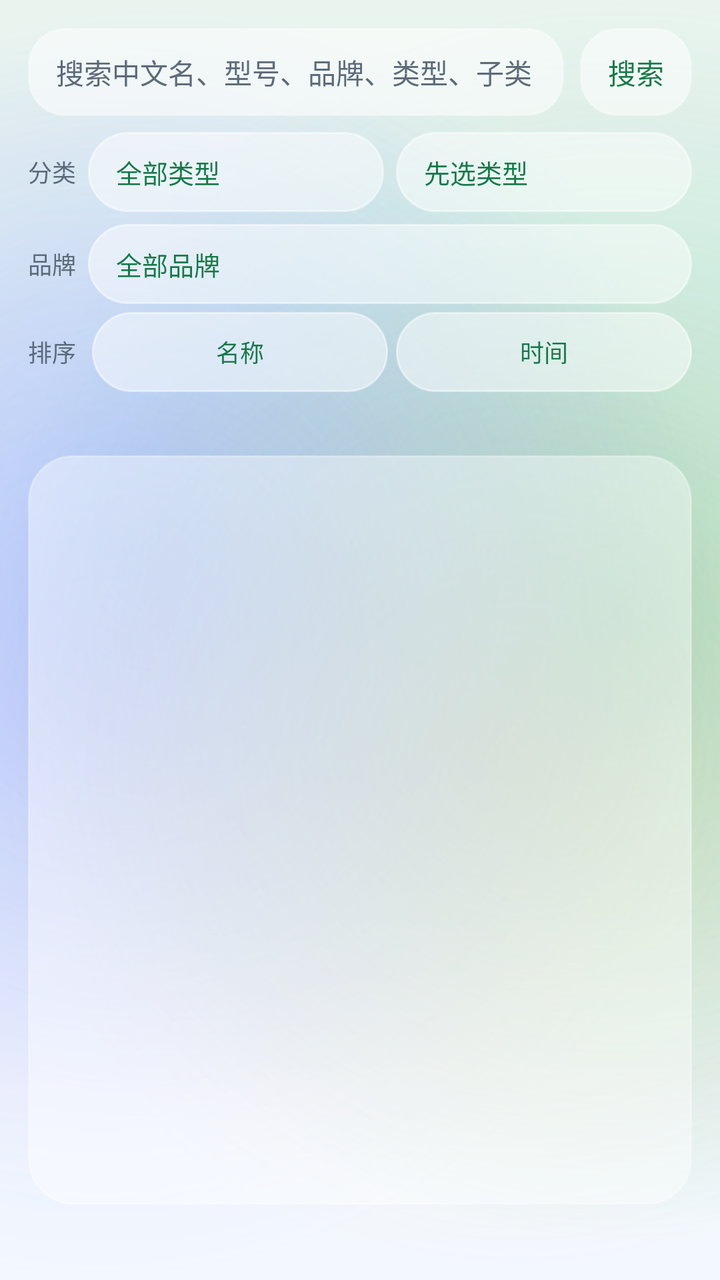
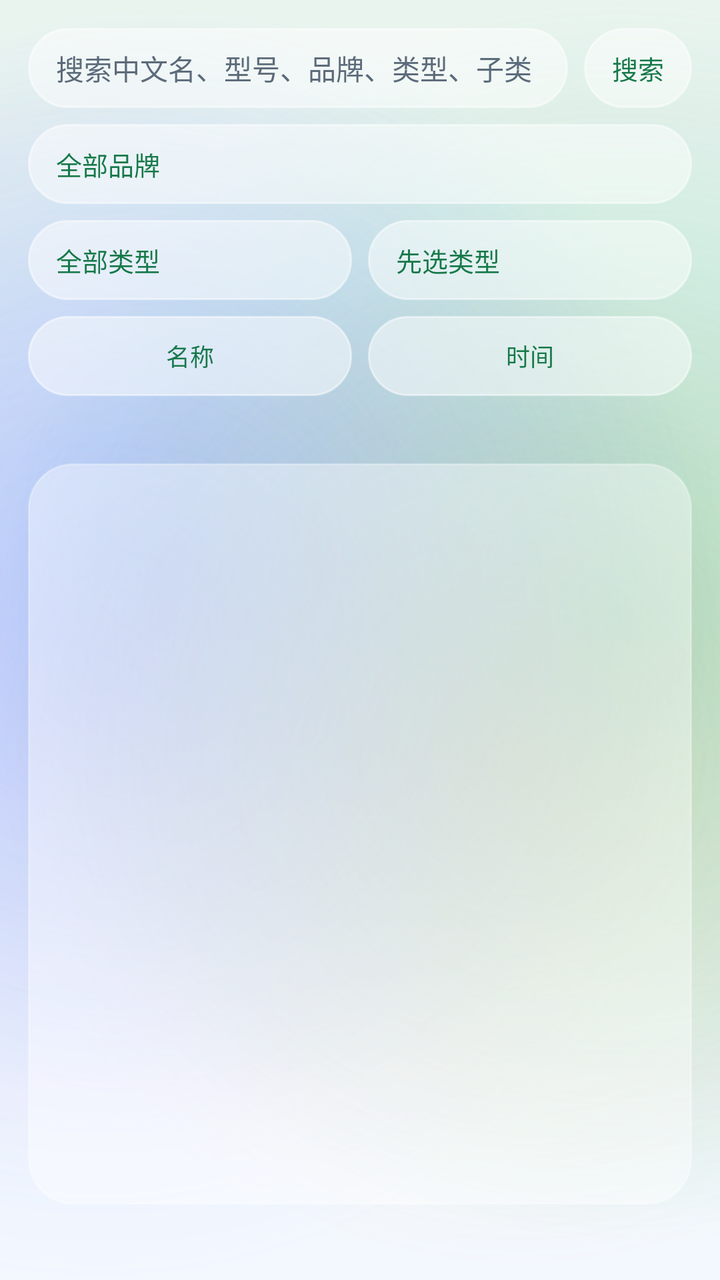

The first picture is an Android layout as it rendered before a commit; the second is the same layout after the commit. The layout source and the unified diff follow.
<!-- AndroidManifest.xml: application theme Theme.MijiaSim -->
<!-- res/layout/activity_model_library.xml -->
<?xml version="1.0" encoding="utf-8"?>
<LinearLayout xmlns:android="http://schemas.android.com/apk/res/android"
    android:layout_width="match_parent"
    android:layout_height="match_parent"
    android:focusable="true"
    android:focusableInTouchMode="true"
    android:orientation="vertical"
    android:padding="14dp">

    <LinearLayout
        android:layout_width="match_parent"
        android:layout_height="wrap_content"
        android:gravity="center_vertical"
        android:orientation="horizontal">

        <EditText
            android:id="@+id/input_model_query"
            android:layout_width="0dp"
            android:layout_height="44dp"
            android:layout_weight="1"
            android:background="@drawable/bg_glass_input"
            android:gravity="center_vertical"
            android:hint="@string/hint_model_search"
            android:inputType="text"
            android:maxLines="1"
            android:paddingLeft="14dp"
            android:paddingRight="14dp"
            android:textColor="@color/ink"
            android:textColorHint="@color/ink_muted"
            android:textSize="14sp" />

        <Button
            android:id="@+id/btn_search_online"
            style="@style/Widget.MijiaSim.Button.Pill"
            android:layout_width="wrap_content"
            android:layout_height="44dp"
            android:layout_marginStart="8dp"
            android:background="@drawable/bg_glass_input_button"
            android:text="@string/action_search_online"
            android:textSize="14sp" />
    </LinearLayout>

    
    <LinearLayout
        android:id="@+id/filter_summary"
        android:layout_width="match_parent"
        android:layout_height="44dp"
        android:layout_marginTop="8dp"
        android:background="@drawable/bg_glass_input_button"
        android:clickable="true"
        android:focusable="true"
        android:gravity="center_vertical"
        android:orientation="horizontal"
        android:paddingLeft="14dp"
        android:paddingRight="12dp"
        android:visibility="gone">

        <TextView
            android:id="@+id/filter_summary_text"
            android:layout_width="0dp"
            android:layout_height="wrap_content"
            android:layout_weight="1"
            android:ellipsize="end"
            android:maxLines="2"
            android:textColor="@color/ink"
            android:textSize="13sp" />

        <TextView
            android:layout_width="32dp"
            android:layout_height="32dp"
            android:gravity="center"
            android:text="@string/status_arrow_closed"
            android:textColor="@color/ink_muted"
            android:textSize="14sp" />
    </LinearLayout>

    
    <LinearLayout
        android:id="@+id/filter_panel"
        android:layout_width="match_parent"
        android:layout_height="wrap_content"
        android:orientation="vertical">

    <LinearLayout
        android:layout_width="match_parent"
        android:layout_height="wrap_content"
        android:layout_marginTop="8dp"
        android:gravity="center_vertical"
        android:orientation="horizontal">

        <TextView
            android:layout_width="wrap_content"
            android:layout_height="wrap_content"
            android:paddingEnd="6dp"
            android:text="@string/label_cat"
            android:textColor="@color/ink_muted"
            android:textSize="12sp" />

        <Button
            android:id="@+id/btn_pick_cat"
            style="@style/Widget.MijiaSim.Button.Pill"
            android:layout_width="0dp"
            android:layout_height="wrap_content"
            android:layout_weight="1"
            android:gravity="start|center_vertical"
            android:minWidth="0dp"
            android:text="@string/filter_all_cats"
            android:textSize="13sp" />

        <Button
            android:id="@+id/btn_pick_sub"
            style="@style/Widget.MijiaSim.Button.Pill"
            android:layout_width="0dp"
            android:layout_height="wrap_content"
            android:layout_marginStart="6dp"
            android:layout_weight="1"
            android:gravity="start|center_vertical"
            android:minWidth="0dp"
            android:text="@string/filter_pick_cat_first"
            android:textSize="13sp" />
    </LinearLayout>

    
    <LinearLayout
        android:layout_width="match_parent"
        android:layout_height="wrap_content"
        android:layout_marginTop="6dp"
        android:gravity="center_vertical"
        android:orientation="horizontal">

        <TextView
            android:layout_width="wrap_content"
            android:layout_height="wrap_content"
            android:paddingEnd="6dp"
            android:text="@string/label_brand"
            android:textColor="@color/ink_muted"
            android:textSize="12sp" />

        <Button
            android:id="@+id/btn_pick_brand"
            style="@style/Widget.MijiaSim.Button.Pill"
            android:layout_width="0dp"
            android:layout_height="wrap_content"
            android:layout_weight="1"
            android:gravity="start|center_vertical"
            android:minWidth="0dp"
            android:text="@string/filter_all_brands"
            android:textSize="13sp" />
    </LinearLayout>

    
    <LinearLayout
        android:layout_width="match_parent"
        android:layout_height="wrap_content"
        android:layout_marginTop="4dp"
        android:gravity="center_vertical"
        android:orientation="horizontal">

        <TextView
            android:layout_width="wrap_content"
            android:layout_height="wrap_content"
            android:paddingEnd="4dp"
            android:text="@string/label_sort"
            android:textColor="@color/ink_muted"
            android:textSize="12sp" />

        <Button
            android:id="@+id/btn_sort_name"
            style="@style/Widget.MijiaSim.Button.Pill"
            android:layout_width="0dp"
            android:layout_height="wrap_content"
            android:layout_marginStart="4dp"
            android:layout_weight="1"
            android:minWidth="0dp"
            android:text="@string/sort_name"
            android:textSize="12sp" />

        <Button
            android:id="@+id/btn_sort_time"
            style="@style/Widget.MijiaSim.Button.Pill"
            android:layout_width="0dp"
            android:layout_height="wrap_content"
            android:layout_marginStart="4dp"
            android:layout_weight="1"
            android:minWidth="0dp"
            android:text="@string/sort_time"
            android:textSize="12sp" />
    </LinearLayout>

    
    <TextView
        android:id="@+id/library_hint"
        android:layout_width="match_parent"
        android:layout_height="wrap_content"
        android:paddingStart="4dp"
        android:paddingTop="6dp"
        android:paddingEnd="4dp"
        android:textColor="@color/ink_muted"
        android:textSize="13sp" />
    </LinearLayout>

    <androidx.recyclerview.widget.RecyclerView
        android:id="@+id/model_list"
        android:layout_width="match_parent"
        android:layout_height="0dp"
        android:layout_marginTop="8dp"
        android:layout_weight="1"
        android:background="@drawable/bg_glass_card_soft"
        android:padding="4dp"
        android:scrollbars="vertical" />

    <TextView
        android:id="@+id/online_result"
        android:layout_width="match_parent"
        android:layout_height="wrap_content"
        android:maxLines="4"
        android:paddingStart="4dp"
        android:paddingTop="6dp"
        android:scrollbars="vertical"
        android:textColor="@color/ink_muted"
        android:textSize="13sp" />

</LinearLayout>
<!-- resources referenced by this layout -->
<resources>
  <color name="ink">#FF1B1F24</color>
  <color name="ink_muted">#FF5C6B7A</color>
  <!-- drawable bg_glass_input (drawable) -->
  <?xml version="1.0" encoding="utf-8"?>
  <selector xmlns:android="http://schemas.android.com/apk/res/android">
      <item android:state_focused="true">
          <shape android:shape="rectangle">
              <solid android:color="@color/glass_input_fill" />
              <corners android:radius="18dp" />
              <stroke
                  android:width="1.5dp"
                  android:color="@color/accent" />
          </shape>
      </item>
      <item>
          <shape android:shape="rectangle">
              <solid android:color="@color/glass_input_fill" />
              <corners android:radius="18dp" />
              <stroke
                  android:width="1dp"
                  android:color="@color/glass_stroke_soft" />
          </shape>
      </item>
  </selector>
  <string name="action_search_online">搜索</string>
  <string name="filter_all_brands">全部品牌</string>
  <string name="filter_all_cats">全部类型</string>
  <string name="filter_pick_cat_first">先选类型</string>
  <string name="hint_model_search">搜索中文名、型号、品牌、类型、子类</string>
  <string name="label_brand">品牌</string>
  <string name="label_cat">分类</string>
  <string name="label_sort">排序</string>
  <string name="sort_name">名称</string>
  <string name="sort_time">时间</string>
  <string name="status_arrow_closed">▸</string>
  <color name="glass_soft">#66FFFFFF</color>
  <color name="glass_stroke_soft">#4DFFFFFF</color>
  <color name="glass_input_fill">#8CFFFFFF</color>
  <color name="accent">#FF2bb673</color>
  <color name="pill_pressed">#B3FFFFFF</color>
  <color name="glass_stroke">#80FFFFFF</color>
  <color name="pill_disabled">#40FFFFFF</color>
  <color name="accent_deep">#FF17794A</color>
  <color name="liquid_sky">#FFF3F8FF</color>
  <style name="ThemeOverlay.MijiaSim.ActionBar" parent="ThemeOverlay.AppCompat.Light">
          <item name="colorControlNormal">@color/ink</item>
          <item name="android:textColorPrimary">@color/ink</item>
      </style>
  <style name="Widget.MijiaSim.PopupMenu" parent="Widget.AppCompat.PopupMenu">
          <item name="android:popupBackground">@drawable/bg_glass_popup</item>
          <item name="android:popupElevation">10dp</item>
      </style>
  <style name="TextAppearance.MijiaSim.PopupMenuItem" parent="TextAppearance.AppCompat.Widget.PopupMenu.Large">
          <item name="android:textColor">@color/ink</item>
          <item name="android:textSize">14sp</item>
      </style>
  <style name="Widget.MijiaSim.Switch" parent="Widget.AppCompat.CompoundButton.Switch">
          <item name="trackTint">@color/switch_track</item>
          <item name="thumbTint">@color/switch_thumb</item>
      </style>
  <color name="pill_fill">#80FFFFFF</color>
  <color name="liquid_mist">#FFEAF4EF</color>
  <color name="blob_mint">#552BB673</color>
  <color name="blob_blue">#4D4C9AFF</color>
  <color name="blob_violet">#3D8E7CFF</color>
  <color name="blob_amber">#2EF2A33C</color>
  <style name="TextAppearance.MijiaSim.ActionBar.Title" parent="TextAppearance.AppCompat.Widget.ActionBar.Title">
          <item name="android:textColor">@color/ink</item>
          <item name="android:textSize">20sp</item>
          <item name="android:textStyle">bold</item>
          <item name="android:letterSpacing">0.01</item>
      </style>
  <style name="TextAppearance.MijiaSim.ActionBar.Subtitle" parent="TextAppearance.AppCompat.Widget.ActionBar.Subtitle">
          <item name="android:textColor">@color/ink_muted</item>
      </style>
  <color name="dialog_fill">#F7FFFFFF</color>
  <color name="popup_bottom">#FFF6FAFF</color>
  <color name="popup_top">#FFFFFFFF</color>
  <color name="glass_divider">#14000000</color>
  <!-- unchanged entries left out for length: 11 -->
</resources>

<!-- the commit's change to res/layout/activity_model_library.xml (unified diff, before → after) -->
@@ -16,9 +16,9 @@
         <EditText
             android:id="@+id/input_model_query"
             android:layout_width="0dp"
-            android:layout_height="44dp"
+            android:layout_height="40dp"
             android:layout_weight="1"
-            android:background="@drawable/bg_glass_input"
+            android:background="@drawable/bg_glass_pill_input"
             android:gravity="center_vertical"
             android:hint="@string/hint_model_search"
             android:inputType="text"
@@ -33,11 +33,10 @@
             android:id="@+id/btn_search_online"
             style="@style/Widget.MijiaSim.Button.Pill"
             android:layout_width="wrap_content"
-            android:layout_height="44dp"
+            android:layout_height="40dp"
             android:layout_marginStart="8dp"
-            android:background="@drawable/bg_glass_input_button"
             android:text="@string/action_search_online"
-            android:textSize="14sp" />
+            android:textSize="13sp" />
     </LinearLayout>
 
     
@@ -81,6 +80,7 @@
         android:layout_height="wrap_content"
         android:orientation="vertical">
 
+    
     <LinearLayout
         android:layout_width="match_parent"
         android:layout_height="wrap_content"
@@ -88,13 +88,24 @@
         android:gravity="center_vertical"
         android:orientation="horizontal">
 
-        <TextView
-            android:layout_width="wrap_content"
+        <Button
+            android:id="@+id/btn_pick_brand"
+            style="@style/Widget.MijiaSim.Button.Pill"
+            android:layout_width="0dp"
             android:layout_height="wrap_content"
-            android:paddingEnd="6dp"
-            android:text="@string/label_cat"
-            android:textColor="@color/ink_muted"
-            android:textSize="12sp" />
+            android:layout_weight="1"
+            android:gravity="start|center_vertical"
+            android:minWidth="0dp"
+            android:text="@string/filter_all_brands"
+            android:textSize="13sp" />
+    </LinearLayout>
+
+    <LinearLayout
+        android:layout_width="match_parent"
+        android:layout_height="wrap_content"
+        android:layout_marginTop="8dp"
+        android:gravity="center_vertical"
+        android:orientation="horizontal">
 
         <Button
             android:id="@+id/btn_pick_cat"
@@ -112,7 +123,7 @@
             style="@style/Widget.MijiaSim.Button.Pill"
             android:layout_width="0dp"
             android:layout_height="wrap_content"
-            android:layout_marginStart="6dp"
+            android:layout_marginStart="8dp"
             android:layout_weight="1"
             android:gravity="start|center_vertical"
             android:minWidth="0dp"
@@ -124,52 +135,15 @@
     <LinearLayout
         android:layout_width="match_parent"
         android:layout_height="wrap_content"
-        android:layout_marginTop="6dp"
+        android:layout_marginTop="8dp"
         android:gravity="center_vertical"
         android:orientation="horizontal">
-
-        <TextView
-            android:layout_width="wrap_content"
-            android:layout_height="wrap_content"
-            android:paddingEnd="6dp"
-            android:text="@string/label_brand"
-            android:textColor="@color/ink_muted"
-            android:textSize="12sp" />
-
-        <Button
-            android:id="@+id/btn_pick_brand"
-            style="@style/Widget.MijiaSim.Button.Pill"
-            android:layout_width="0dp"
-            android:layout_height="wrap_content"
-            android:layout_weight="1"
-            android:gravity="start|center_vertical"
-            android:minWidth="0dp"
-            android:text="@string/filter_all_brands"
-            android:textSize="13sp" />
-    </LinearLayout>
-
-    
-    <LinearLayout
-        android:layout_width="match_parent"
-        android:layout_height="wrap_content"
-        android:layout_marginTop="4dp"
-        android:gravity="center_vertical"
-        android:orientation="horizontal">
-
-        <TextView
-            android:layout_width="wrap_content"
-            android:layout_height="wrap_content"
-            android:paddingEnd="4dp"
-            android:text="@string/label_sort"
-            android:textColor="@color/ink_muted"
-            android:textSize="12sp" />
 
         <Button
             android:id="@+id/btn_sort_name"
             style="@style/Widget.MijiaSim.Button.Pill"
             android:layout_width="0dp"
             android:layout_height="wrap_content"
-            android:layout_marginStart="4dp"
             android:layout_weight="1"
             android:minWidth="0dp"
             android:text="@string/sort_name"
@@ -180,7 +154,7 @@
             style="@style/Widget.MijiaSim.Button.Pill"
             android:layout_width="0dp"
             android:layout_height="wrap_content"
-            android:layout_marginStart="4dp"
+            android:layout_marginStart="8dp"
             android:layout_weight="1"
             android:minWidth="0dp"
             android:text="@string/sort_time"
@@ -193,7 +167,7 @@
         android:layout_width="match_parent"
         android:layout_height="wrap_content"
         android:paddingStart="4dp"
-        android:paddingTop="6dp"
+        android:paddingTop="8dp"
         android:paddingEnd="4dp"
         android:textColor="@color/ink_muted"
         android:textSize="13sp" />
<!-- resource entries referenced after the edit -->
@@ -2,25 +2,34 @@
 <resources>
   <color name="ink">#FF1B1F24</color>
   <color name="ink_muted">#FF5C6B7A</color>
-  <!-- drawable bg_glass_input (drawable) -->
+  <!-- drawable bg_glass_pill_input (drawable) -->
   <?xml version="1.0" encoding="utf-8"?>
   <selector xmlns:android="http://schemas.android.com/apk/res/android">
       <item android:state_focused="true">
           <shape android:shape="rectangle">
-              <solid android:color="@color/glass_input_fill" />
-              <corners android:radius="18dp" />
+              <solid android:color="@color/pill_fill" />
+              <corners android:radius="99dp" />
               <stroke
                   android:width="1.5dp"
                   android:color="@color/accent" />
           </shape>
       </item>
-      <item>
+      <item android:state_enabled="false">
           <shape android:shape="rectangle">
-              <solid android:color="@color/glass_input_fill" />
-              <corners android:radius="18dp" />
+              <solid android:color="@color/pill_disabled" />
+              <corners android:radius="99dp" />
               <stroke
                   android:width="1dp"
                   android:color="@color/glass_stroke_soft" />
+          </shape>
+      </item>
+      <item>
+          <shape android:shape="rectangle">
+              <solid android:color="@color/pill_fill" />
+              <corners android:radius="99dp" />
+              <stroke
+                  android:width="1dp"
+                  android:color="@color/glass_stroke" />
           </shape>
       </item>
   </selector>
@@ -29,9 +38,6 @@
   <string name="filter_all_cats">全部类型</string>
   <string name="filter_pick_cat_first">先选类型</string>
   <string name="hint_model_search">搜索中文名、型号、品牌、类型、子类</string>
-  <string name="label_brand">品牌</string>
-  <string name="label_cat">分类</string>
-  <string name="label_sort">排序</string>
   <string name="sort_name">名称</string>
   <string name="sort_time">时间</string>
   <string name="status_arrow_closed">▸</string>
